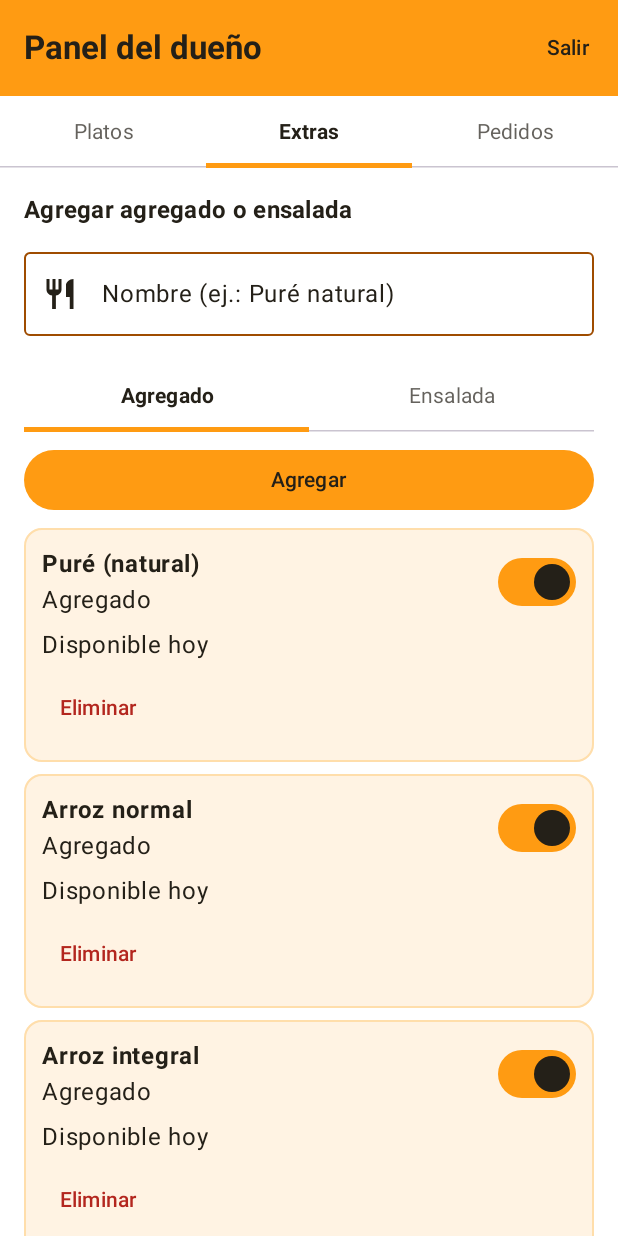
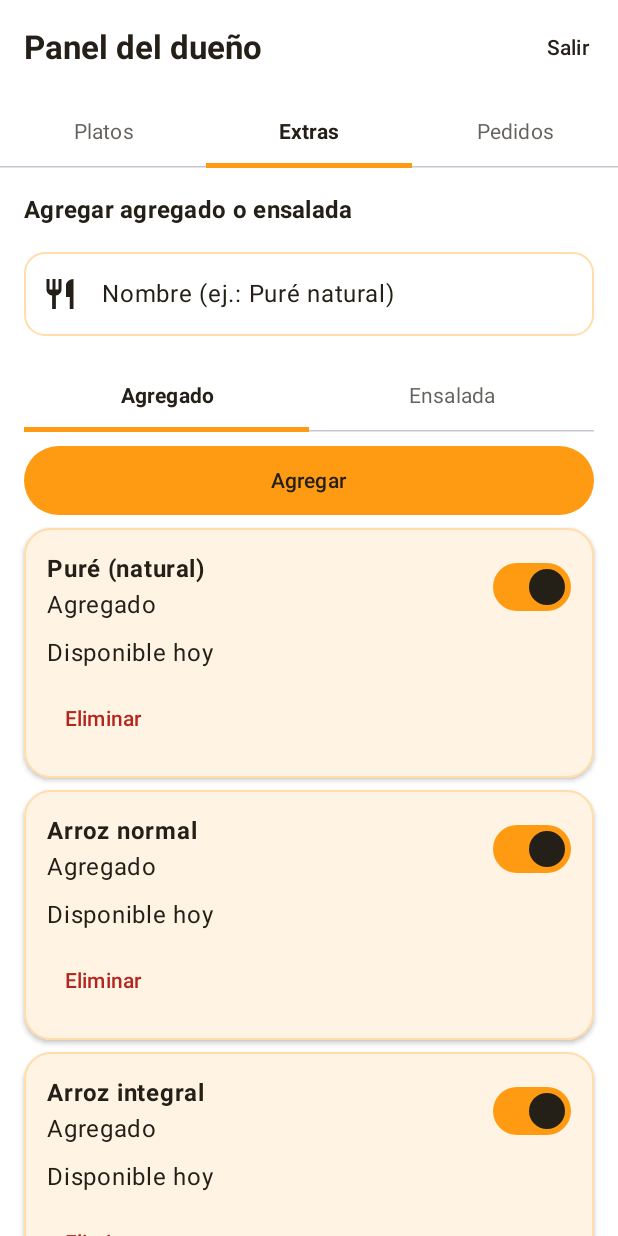
Before and after one commit to Gerard419/LaCasaJoJoSpa-App, an Android app built with Jetpack Compose: the composable DuenoScreen shown on its own in the app's theme, tab 2 chosen, on a phone screen of 412 x 824 dp. Run offline under Robolectric (Android 15) with nearby library versions, the phone set to English and light mode, and no system bars.

Commit message:
refactor: propiedades de la interfaz

```diff
--- a/app/src/main/java/com/app/lacasajojo/ui/components/Componentes.kt
+++ b/app/src/main/java/com/app/lacasajojo/ui/components/Componentes.kt
@@ -21,6 +21,7 @@ import androidx.compose.foundation.layout.fillMaxSize
 import androidx.compose.foundation.layout.fillMaxWidth
 import androidx.compose.foundation.layout.padding
 import androidx.compose.foundation.layout.widthIn
+import androidx.compose.foundation.layout.heightIn
 import androidx.compose.foundation.rememberScrollState
 import androidx.compose.foundation.text.KeyboardOptions
 import androidx.compose.foundation.verticalScroll
@@ -42,10 +43,12 @@ import androidx.compose.material3.Tab
 import androidx.compose.material3.TabRow
 import androidx.compose.material3.Text
 import androidx.compose.material3.TextButton
+import androidx.compose.material3.OutlinedTextFieldDefaults
 import androidx.compose.material3.TopAppBar
 import androidx.compose.material3.TopAppBarDefaults
 import androidx.compose.runtime.Composable
 import androidx.compose.runtime.LaunchedEffect
+import androidx.compose.runtime.produceState
 import androidx.compose.runtime.getValue
 import androidx.compose.runtime.mutableStateOf
 import androidx.compose.runtime.remember
@@ -60,6 +63,7 @@ import androidx.compose.ui.text.input.KeyboardType
 import androidx.compose.ui.text.input.PasswordVisualTransformation
 import androidx.compose.ui.text.input.VisualTransformation
 import androidx.compose.ui.unit.dp
+import androidx.compose.foundation.shape.RoundedCornerShape
 import com.app.lacasajojo.ui.theme.NaranjoClaro
 import com.app.lacasajojo.ui.theme.NaranjoMuyClaro
 import com.app.lacasajojo.ui.theme.NaranjoOscuro
@@ -76,10 +80,10 @@ fun BarraSuperior(
     onVolver: (() -> Unit)? = null,
     onAccion: () -> Unit = {}
 ) {
-    val colorTexto = MaterialTheme.colorScheme.onPrimary
+    val colorTexto = MaterialTheme.colorScheme.onBackground
     TopAppBar(
         colors = TopAppBarDefaults.topAppBarColors(
-            containerColor = MaterialTheme.colorScheme.primary,
+            containerColor = MaterialTheme.colorScheme.surface,
             titleContentColor = colorTexto
         ),
         title = { Text(titulo, fontWeight = FontWeight.Bold) },
@@ -133,12 +137,14 @@ fun Pestanas(opciones: List<String>, seleccionada: Int, onSeleccion: (Int) -> Un
 fun TarjetaJoJo(modifier: Modifier = Modifier, contenido: @Composable ColumnScope.() -> Unit) {
     Card(
         modifier = modifier.fillMaxWidth(),
+        shape = RoundedCornerShape(18.dp),
         colors = CardDefaults.cardColors(containerColor = NaranjoMuyClaro),
-        border = BorderStroke(1.dp, NaranjoClaro)
+        border = BorderStroke(1.dp, NaranjoClaro),
+        elevation = CardDefaults.cardElevation(defaultElevation = 2.dp)
     ) {
         Column(
-            modifier = Modifier.padding(12.dp),
-            verticalArrangement = Arrangement.spacedBy(6.dp),
+            modifier = Modifier.padding(15.dp),
+            verticalArrangement = Arrangement.spacedBy(8.dp),
             content = contenido
         )
     }
@@ -237,6 +243,13 @@ fun CampoTexto(
         },
         visualTransformation = if (esPassword && !verPassword) PasswordVisualTransformation() else VisualTransformation.None,
         keyboardOptions = KeyboardOptions(keyboardType = if (esPassword) KeyboardType.Password else teclado),
+        shape = RoundedCornerShape(14.dp),
+        colors = OutlinedTextFieldDefaults.colors(
+            focusedBorderColor = MaterialTheme.colorScheme.primary,
+            unfocusedBorderColor = NaranjoClaro,
+            focusedContainerColor = MaterialTheme.colorScheme.surface,
+            unfocusedContainerColor = MaterialTheme.colorScheme.surface
+        ),
         modifier = modifier.fillMaxWidth()
     )
 }
@@ -260,8 +273,12 @@ fun BotonJoJo(
         onClick = onClick,
         enabled = enabled,
         interactionSource = interaccion,
-        colors = ButtonDefaults.buttonColors(containerColor = color),
-        modifier = modifier.scale(escala)
+        colors = ButtonDefaults.buttonColors(
+            containerColor = color,
+            contentColor = if (presionado) MaterialTheme.colorScheme.surface else MaterialTheme.colorScheme.onPrimary
+        ),
+        modifier = modifier.scale(escala).heightIn(min = 46.dp),
+        shape = RoundedCornerShape(24.dp)
     ) { Text(texto) }
 }
 
@@ -289,10 +306,12 @@ fun MensajeError(texto: String?) {
 // Foto de un plato guardada por la cámara; si no hay foto no dibuja nada
 @Composable
 fun FotoPlato(ruta: String?, modifier: Modifier = Modifier) {
-    val imagen = remember(ruta) { cargarFoto(ruta) }
-    if (imagen != null) {
+    val imagen by produceState<androidx.compose.ui.graphics.ImageBitmap?>(initialValue = null, key1 = ruta) {
+        value = cargarFoto(ruta)
+    }
+    imagen?.let { imagenCargada ->
         Image(
-            bitmap = imagen,
+            bitmap = imagenCargada,
             contentDescription = "Foto del plato",
             contentScale = ContentScale.Crop,
             modifier = modifier
```
